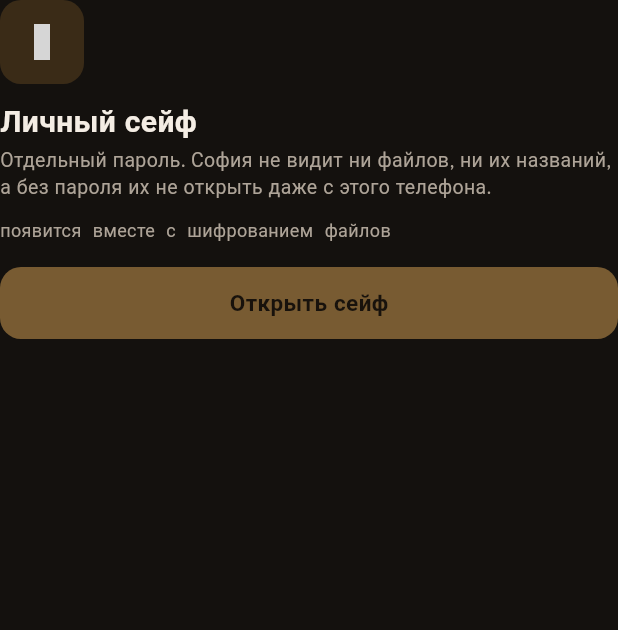
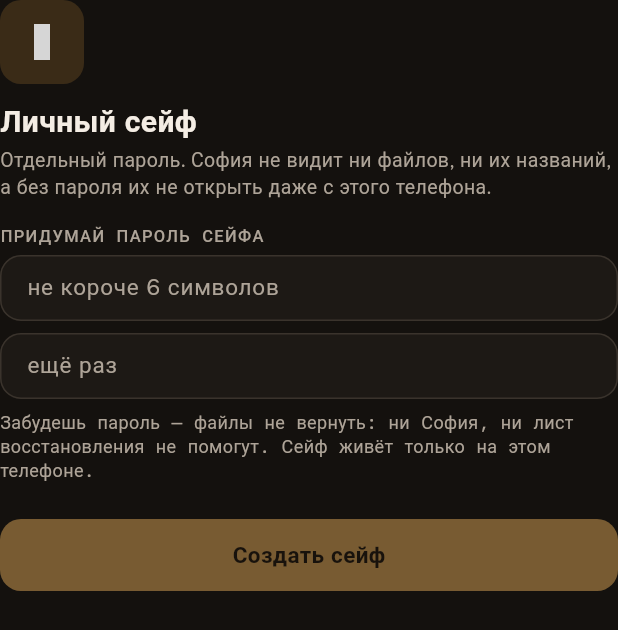
Before and after one commit to Skaslik/Skaslik, a Flutter app: the SafeSheet widget shown alone on an empty page, opened directly, on a phone screen of 412 x 824 dp. Shown: the top 630 px of the screen. Run offline on Flutter 3.47's test engine with Material 3 defaults, Android fonts, the phone set to English and light mode, and no system bars; our stand-ins replace flutter_local_notifications, flutter_riverpod, flutter_secure_storage, flutter_svg, go_router, local_auth and 4 more; missing offline and left inert: cryptography, screen_brightness; accounts and stored records are empty; grey boxes are pictures that could not be loaded.

Commit message:
app: safe sheet — create, unlock and forgot-password; add file_picker 11.0.3 and open_filex 4.7.0
Co-Authored-By: Claude Opus 5.5 <noreply@anthropic.com>

```diff
--- a/ms_app/lib/features/files/file_sheets.dart
+++ b/ms_app/lib/features/files/file_sheets.dart
@@ -1,8 +1,12 @@
+import 'dart:async';
+
 import 'package:flutter/material.dart';
 import 'package:flutter_riverpod/flutter_riverpod.dart';
+import 'package:go_router/go_router.dart';
 import 'package:material_symbols_icons/symbols.dart';
 import 'package:ms_core/ms_core.dart' hide Clip;
 
+import '../../core/box/private_box.dart';
 import '../../core/pair/pair.dart';
 import '../../core/providers.dart';
 import '../../design_system/ms_format.dart';
@@ -13,8 +17,8 @@ import 'file_row.dart';
 /// Tags offered by default (ScreenFiles annotation).
 const List<String> kDefaultFileTags = ['Паспорта', 'Дом', 'Налоги', 'Поездки'];
 
-/// Upload, scan and the private box need roadmap S3. Until then the app
-/// says so instead of pretending.
+/// Upload and scan into the shared folder need roadmap S3. Until then the
+/// app says so instead of pretending.
 const String kS3Toast =
     'Загрузка и скан появятся вместе с шифрованием файлов. Пока можно записать документ без файла';
 
@@ -312,25 +316,103 @@ class _FileSheetState extends ConsumerState<FileSheet> {
   }
 }
 
-class SafeSheet extends ConsumerWidget {
+/// «Личный сейф»: create it (password twice), open it, or — password
+/// forgotten — delete it and start over.
+class SafeSheet extends ConsumerStatefulWidget {
   const SafeSheet({super.key});
+  @override
+  ConsumerState<SafeSheet> createState() => _SafeSheetState();
+}
+
+class _SafeSheetState extends ConsumerState<SafeSheet> {
+  final _password = TextEditingController();
+  final _repeat = TextEditingController();
+  String? _error;
 
   @override
-  Widget build(BuildContext context, WidgetRef ref) {
+  void dispose() {
+    _password.dispose();
+    _repeat.dispose();
+    super.dispose();
+  }
+
+  bool get _canCreate =>
+      _password.text.length >= kBoxMinPassword &&
+      _password.text == _repeat.text;
+
+  Future<void> _go(PrivateBox box) async {
+    final pw = _password.text;
+    if (box.state == BoxState.absent) {
+      await box.create(pw);
+    } else if (!await box.unlock(pw)) {
+      if (mounted) setState(() => _error = 'Не тот пароль');
+      return;
+    }
+    if (!mounted) return;
+    Navigator.of(context).pop();
+    unawaited(context.push('/safe'));
+  }
+
+  Future<void> _forgot(PrivateBox box) async {
+    final ms = context.ms;
+    final ok = await showDialog<bool>(
+      context: context,
+      builder: (ctx) => AlertDialog(
+        title: const Text('Удалить сейф?'),
+        content: const Text('Без пароля файлы внутри не открыть. Можно удалить '
+            'сейф и завести новый — старые файлы пропадут навсегда.'),
+        actions: [
+          TextButton(
+              onPressed: () => Navigator.pop(ctx, false),
+              child: const Text('Отмена')),
+          TextButton(
+              onPressed: () => Navigator.pop(ctx, true),
+              child: Text('Удалить сейф',
+                  style: MsTextX.link.copyWith(color: ms.danger))),
+        ],
+      ),
+    );
+    if (ok != true) return;
+    await box.destroy();
+    if (!mounted) return;
+    _password.clear();
+    setState(() => _error = null);
+  }
+
+  @override
+  Widget build(BuildContext context) {
     final ms = context.ms;
     final partner = ref.watch(pairProvider).partner;
+    final box = ref.watch(privateBoxProvider);
+    final creating = box.state == BoxState.absent;
+    Widget field(TextEditingController c, String hint) => SizedBox(
+          height: MsSize.fieldH,
+          child: TextField(
+            controller: c,
+            obscureText: true,
+            autocorrect: false,
+            enableSuggestions: false,
+            style: MsText.body.copyWith(color: ms.ink),
+            decoration: InputDecoration(hintText: hint),
+            onChanged: (_) => setState(() => _error = null),
+          ),
+        );
     return Column(
       mainAxisSize: MainAxisSize.min,
-      crossAxisAlignment: CrossAxisAlignment.start,
+      crossAxisAlignment: CrossAxisAlignment.stretch,
       children: [
-        Container(
-          width: MsSize.sheetIconBox,
-          height: MsSize.sheetIconBox,
-          decoration: BoxDecoration(
-            color: ms.flameSoft,
-            borderRadius: BorderRadius.circular(MsRadius.radiusMd),
+        Align(
+          alignment: Alignment.centerLeft,
+          child: Container(
+            width: MsSize.sheetIconBox,
+            height: MsSize.sheetIconBox,
+            decoration: BoxDecoration(
+              color: ms.flameSoft,
+              borderRadius: BorderRadius.circular(MsRadius.radiusMd),
+            ),
+            child:
+                Icon(Symbols.lock_rounded, size: MsSize.icon, color: ms.ink),
           ),
-          child: Icon(Symbols.lock_rounded, size: MsSize.icon, color: ms.ink),
         ),
         const SizedBox(height: MsSpace.space3),
         Text('Личный сейф', style: MsText.title.copyWith(color: ms.ink)),
@@ -340,10 +422,40 @@ class SafeSheet extends ConsumerWidget {
           'а без пароля их не открыть даже с этого телефона.',
           style: MsText.bodySm.copyWith(color: ms.inkMuted),
         ),
-        const SizedBox(height: MsSpace.space3),
-        const MsMeta('появится вместе с шифрованием файлов', maxLines: 2),
-        const SizedBox(height: MsSpace.space4),
-        const MsButton(label: 'Открыть сейф', expand: true, onPressed: null),
+        _label(creating ? 'Придумай пароль сейфа' : 'Пароль сейфа'),
+        field(_password,
+            creating ? 'не короче $kBoxMinPassword символов' : ''),
+        if (creating) ...[
+          const SizedBox(height: MsSpace.space2),
+          field(_repeat, 'ещё раз'),
+          const SizedBox(height: MsSpace.space2),
+          MsMeta(
+              'Забудешь пароль — файлы не вернуть: ни ${partner.name}, '
+              'ни лист восстановления не помогут. Сейф живёт только '
+              'на этом телефоне.',
+              maxLines: 3),
+        ],
+        SizedBox(
+          height: MsSpace.space6,
+          child: Align(
+            alignment: Alignment.centerLeft,
+            child: _error == null ? null : MsMeta(_error!, color: ms.danger),
+          ),
+        ),
+        MsButton(
+          label: box.busy
+              ? (creating ? 'Создаю…' : 'Открываю…')
+              : (creating ? 'Создать сейф' : 'Открыть сейф'),
+          expand: true,
+          onPressed:
+              box.busy || (creating ? !_canCreate : _password.text.isEmpty)
+                  ? null
+                  : () => _go(box),
+        ),
+        if (!creating) ...[
+          const SizedBox(height: MsSpace.space2),
+          Center(child: MsLink('Забыл пароль', onTap: () => _forgot(box))),
+        ],
       ],
     );
   }
--- a/ms_app/pubspec.yaml
+++ b/ms_app/pubspec.yaml
@@ -30,6 +30,8 @@ dependencies:
   intl: ^0.20.3
   wakelock_plus: ^1.5.2
   screen_brightness: ^2.1.11
+  file_picker: ^11.0.3
+  open_filex: ^4.7.0
 
 dev_dependencies:
   flutter_test:
```
Also changed, not shown: ms_app/pubspec.lock, 1 other file.
